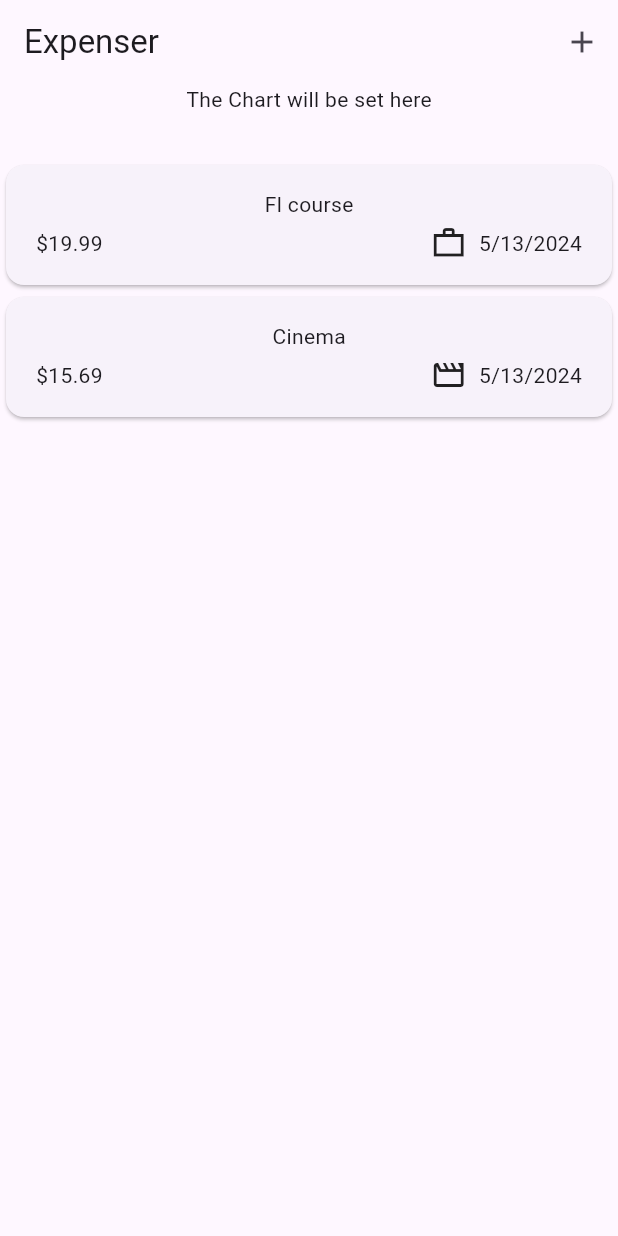
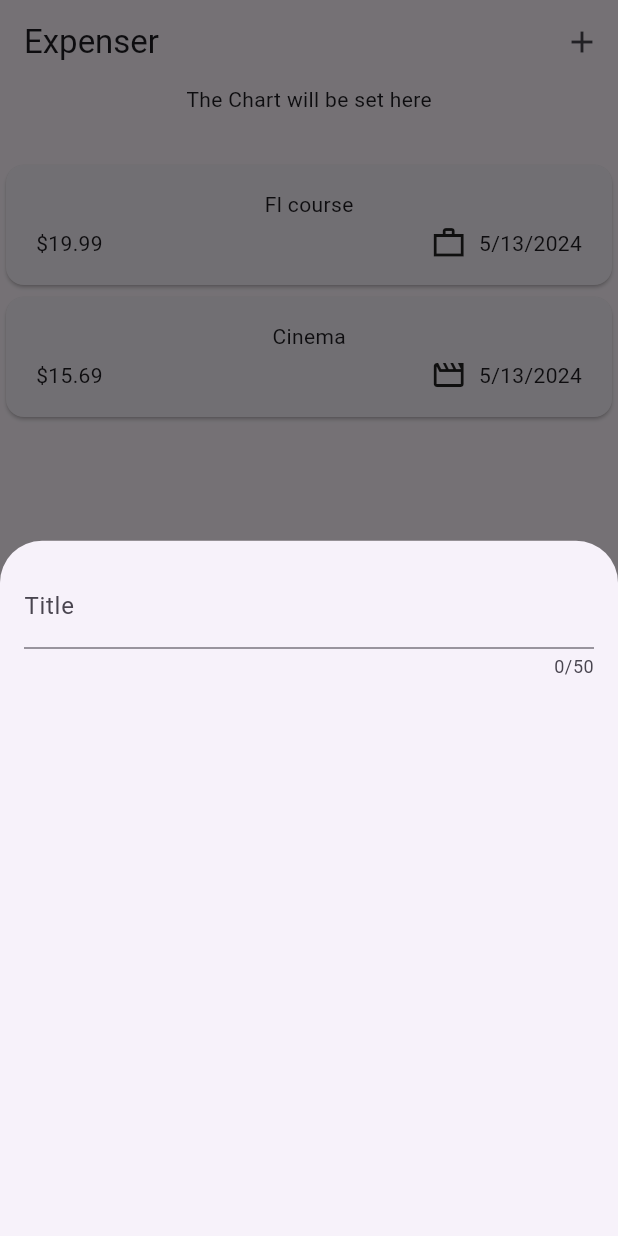
Before and after one commit to sam-kash/Expenser, a Flutter app: the screen it shows after launch, after a tap on the "add" icon, on a phone screen of 412 x 824 dp. Run offline on Flutter 3.47's test engine with Material 3 defaults, Android fonts, the phone set to English and light mode, and no system bars; missing offline and left inert: dart:ffi.

```diff
--- a/lib/widget/expenses.dart
+++ b/lib/widget/expenses.dart
@@ -1,5 +1,6 @@
 import 'package:expenser/widget/expenses_list/expenses_list.dart';
 import 'package:expenser/models/expense.dart';
+import 'package:expenser/widget/new_expense.dart';
 import 'package:flutter/material.dart';
 
 class Expenses extends StatefulWidget {
@@ -27,6 +28,13 @@
     )
   ];
 
+  void _openAddExpenseOverlay() {
+    showModalBottomSheet(
+      context: context,
+      builder: (ctx) => const NewExpense(),
+    );
+  }
+
   @override
   Widget build(BuildContext context) {
     return Scaffold(
@@ -34,7 +42,7 @@
         title: const Text("Expenser"),
         actions: [
           IconButton(
-            onPressed: () {},
+            onPressed: _openAddExpenseOverlay,
             icon: const Icon(Icons.add),
           ),
         ],
--- /dev/null
+++ b/lib/widget/new_expense.dart
@@ -0,0 +1,27 @@
+import 'package:flutter/material.dart';
+
+class NewExpense extends StatefulWidget {
+  const NewExpense({super.key});
+
+  @override
+  State<NewExpense> createState() {
+    return _NewExpenseState();
+  }
+}
+
+class _NewExpenseState extends State<NewExpense> {
+  @override
+  Widget build(BuildContext context) {
+    return const Padding(
+      padding: EdgeInsets.all(16),
+      child: Column(
+        children: [
+          TextField(
+            maxLength: 50,
+            decoration: InputDecoration(label: Text('Title')),
+          ),
+        ],
+      ),
+    );
+  }
+}
```
